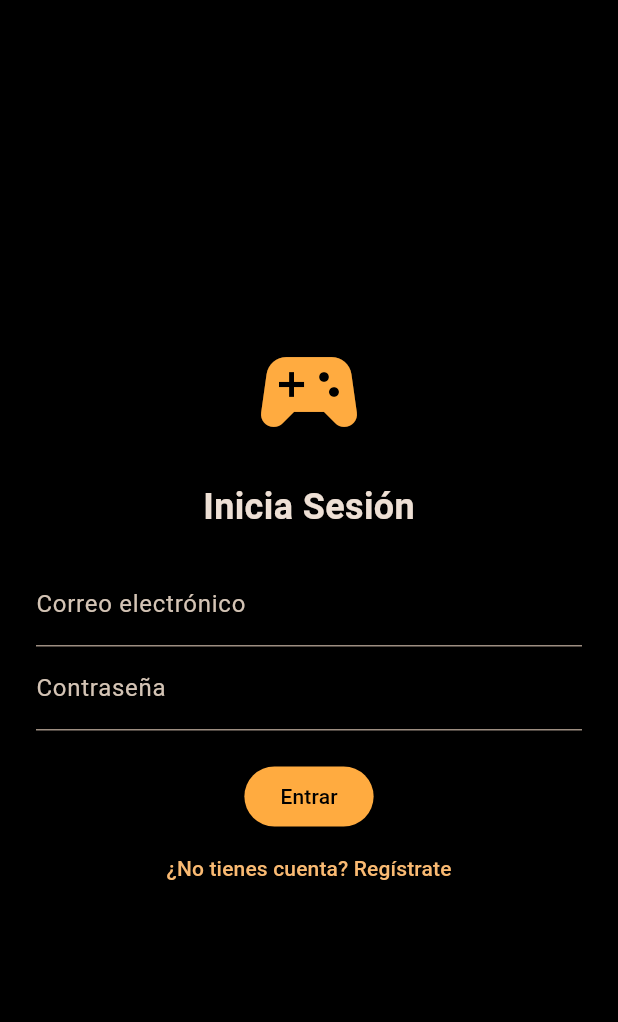
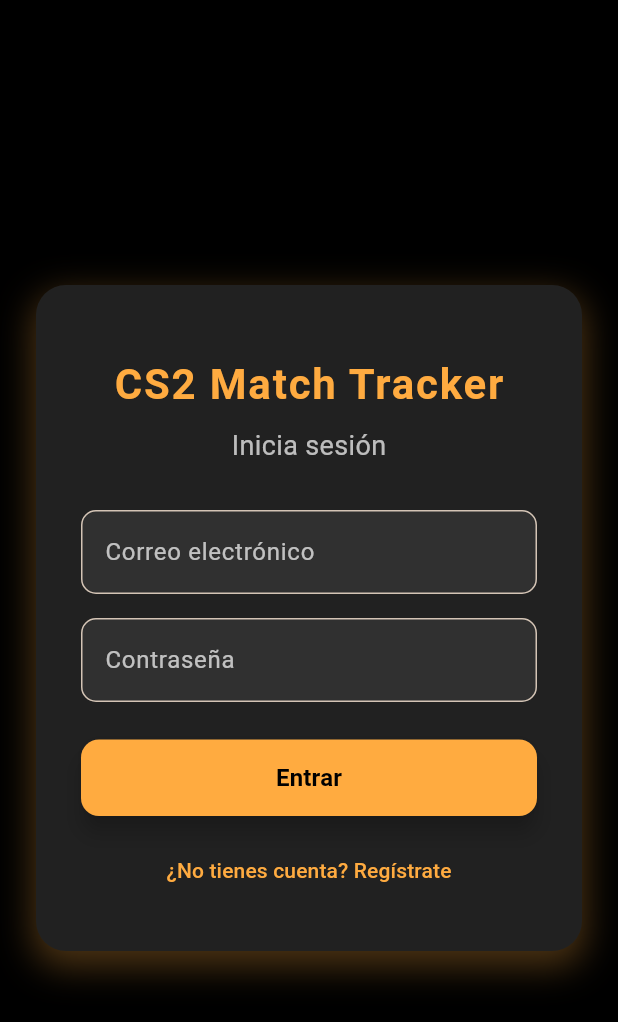
Before and after one commit to sanKo46/flutter_proyecto_c2tracker_ManuelMorenoParra, a Flutter app: the screen it shows after launch, on a phone screen of 412 x 824 dp. Shown: the top 1022 px of the screen. Run offline on Flutter 3.47's test engine with Material 3 defaults, Android fonts, the phone set to English and light mode, and no system bars; our stand-ins replace cloud_firestore, firebase_auth, firebase_core, fl_chart; accounts and stored records are empty.

Commit message:
v1.0.6 login page

```diff
--- a/lib/pages/login_page.dart
+++ b/lib/pages/login_page.dart
@@ -16,11 +16,21 @@
   final TextEditingController _usernameController = TextEditingController();
 
   bool isLogin = true;
+  bool isLoading = false;
 
   void _submit() async {
     final email = _emailController.text.trim();
     final password = _passwordController.text.trim();
     final username = _usernameController.text.trim();
+
+    if (email.isEmpty || password.isEmpty || (!isLogin && username.isEmpty)) {
+      ScaffoldMessenger.of(context).showSnackBar(
+        const SnackBar(content: Text("Por favor completa todos los campos")),
+      );
+      return;
+    }
+
+    setState(() => isLoading = true);
 
     try {
       if (isLogin) {
@@ -31,6 +41,8 @@
     } catch (e) {
       ScaffoldMessenger.of(context)
           .showSnackBar(SnackBar(content: Text(e.toString())));
+    } finally {
+      setState(() => isLoading = false);
     }
   }
 
@@ -38,48 +50,147 @@
   Widget build(BuildContext context) {
     return Scaffold(
       backgroundColor: Colors.black,
-      body: Padding(
-        padding: const EdgeInsets.all(24.0),
-        child: Center(
-          child: SingleChildScrollView(
+      body: Center(
+        child: SingleChildScrollView(
+          padding: const EdgeInsets.all(24),
+          child: Container(
+            padding: const EdgeInsets.all(30),
+            decoration: BoxDecoration(
+              color: Colors.grey[900],
+              borderRadius: BorderRadius.circular(20),
+              boxShadow: [
+                BoxShadow(
+                  color: Colors.orangeAccent.withOpacity(0.3),
+                  blurRadius: 20,
+                  spreadRadius: 2,
+                  offset: const Offset(0, 8),
+                ),
+              ],
+            ),
             child: Column(
+              mainAxisSize: MainAxisSize.min,
               children: [
-                const Icon(Icons.sports_esports, size: 80, color: Colors.orangeAccent),
-                const SizedBox(height: 20),
+                const SizedBox(height: 16),
+                const Text(
+                  "CS2 Match Tracker",
+                  style: TextStyle(
+                    fontSize: 28,
+                    color: Colors.orangeAccent,
+                    fontWeight: FontWeight.bold,
+                    letterSpacing: 1.2,
+                  ),
+                ),
+                const SizedBox(height: 8),
                 Text(
-                  isLogin ? 'Inicia Sesión' : 'Crea tu cuenta',
-                  style: const TextStyle(fontSize: 24, fontWeight: FontWeight.bold),
+                  isLogin ? 'Inicia sesión' : 'Crea tu cuenta',
+                  style: const TextStyle(
+                    color: Colors.white70,
+                    fontSize: 18,
+                  ),
                 ),
-                const SizedBox(height: 20),
+                const SizedBox(height: 30),
+
+                // Campos de texto
                 if (!isLogin)
                   TextField(
                     controller: _usernameController,
-                    decoration: const InputDecoration(labelText: 'Nombre de usuario'),
+                    style: const TextStyle(color: Colors.white),
+                    decoration: InputDecoration(
+                      labelText: 'Nombre de usuario',
+                      labelStyle: const TextStyle(color: Colors.white70),
+                      filled: true,
+                      fillColor: Colors.grey[850],
+                      border: OutlineInputBorder(
+                        borderRadius: BorderRadius.circular(10),
+                        borderSide:
+                            const BorderSide(color: Colors.orangeAccent),
+                      ),
+                      focusedBorder: const OutlineInputBorder(
+                        borderSide:
+                            BorderSide(color: Colors.orangeAccent, width: 2),
+                      ),
+                    ),
                   ),
+                if (!isLogin) const SizedBox(height: 16),
                 TextField(
                   controller: _emailController,
                   keyboardType: TextInputType.emailAddress,
-                  decoration: const InputDecoration(labelText: 'Correo electrónico'),
+                  style: const TextStyle(color: Colors.white),
+                  decoration: InputDecoration(
+                    labelText: 'Correo electrónico',
+                    labelStyle: const TextStyle(color: Colors.white70),
+                    filled: true,
+                    fillColor: Colors.grey[850],
+                    border: OutlineInputBorder(
+                      borderRadius: BorderRadius.circular(10),
+                      borderSide:
+                          const BorderSide(color: Colors.orangeAccent),
+                    ),
+                    focusedBorder: const OutlineInputBorder(
+                      borderSide:
+                          BorderSide(color: Colors.orangeAccent, width: 2),
+                    ),
+                  ),
                 ),
+                const SizedBox(height: 16),
                 TextField(
                   controller: _passwordController,
                   obscureText: true,
-                  decoration: const InputDecoration(labelText: 'Contraseña'),
+                  style: const TextStyle(color: Colors.white),
+                  decoration: InputDecoration(
+                    labelText: 'Contraseña',
+                    hintText: 'Al menos 6 caracteres',
+                    labelStyle: const TextStyle(color: Colors.white70),
+                    filled: true,
+                    fillColor: Colors.grey[850],
+                    border: OutlineInputBorder(
+                      borderRadius: BorderRadius.circular(10),
+                      borderSide:
+                          const BorderSide(color: Colors.orangeAccent),
+                    ),
+                    focusedBorder: const OutlineInputBorder(
+                      borderSide:
+                          BorderSide(color: Colors.orangeAccent, width: 2),
+                    ),
+                  ),
                 ),
-                const SizedBox(height: 20),
-                ElevatedButton(
-                  onPressed: _submit,
-                  style: ElevatedButton.styleFrom(
-                    backgroundColor: Colors.orangeAccent,
-                    foregroundColor: Colors.black,
+
+                const SizedBox(height: 25),
+                SizedBox(
+                  width: double.infinity,
+                  child: ElevatedButton(
+                    onPressed: isLoading ? null : _submit,
+                    style: ElevatedButton.styleFrom(
+                      backgroundColor: Colors.orangeAccent,
+                      foregroundColor: Colors.black,
+                      padding: const EdgeInsets.symmetric(vertical: 14),
+                      shape: RoundedRectangleBorder(
+                        borderRadius: BorderRadius.circular(12),
+                      ),
+                      elevation: 6,
+                    ),
+                    child: isLoading
+                        ? const CircularProgressIndicator(
+                            color: Colors.black,
+                          )
+                        : Text(
+                            isLogin ? 'Entrar' : 'Registrarse',
+                            style: const TextStyle(
+                              fontSize: 16,
+                              fontWeight: FontWeight.bold,
+                            ),
+                          ),
                   ),
-                  child: Text(isLogin ? 'Entrar' : 'Registrarse'),
                 ),
+                const SizedBox(height: 12),
                 TextButton(
                   onPressed: () => setState(() => isLogin = !isLogin),
-                  child: Text(isLogin
-                      ? '¿No tienes cuenta? Regístrate'
-                      : '¿Ya tienes cuenta? Inicia sesión'),
+                  child: Text(
+                    isLogin
+                        ? '¿No tienes cuenta? Regístrate'
+                        : '¿Ya tienes cuenta? Inicia sesión',
+                    style: const TextStyle(color: Colors.orangeAccent),
+                  ),
                 ),
               ],
             ),
```
Also changed, not shown: lib/widgets/stat_chart.dart (deleted).
